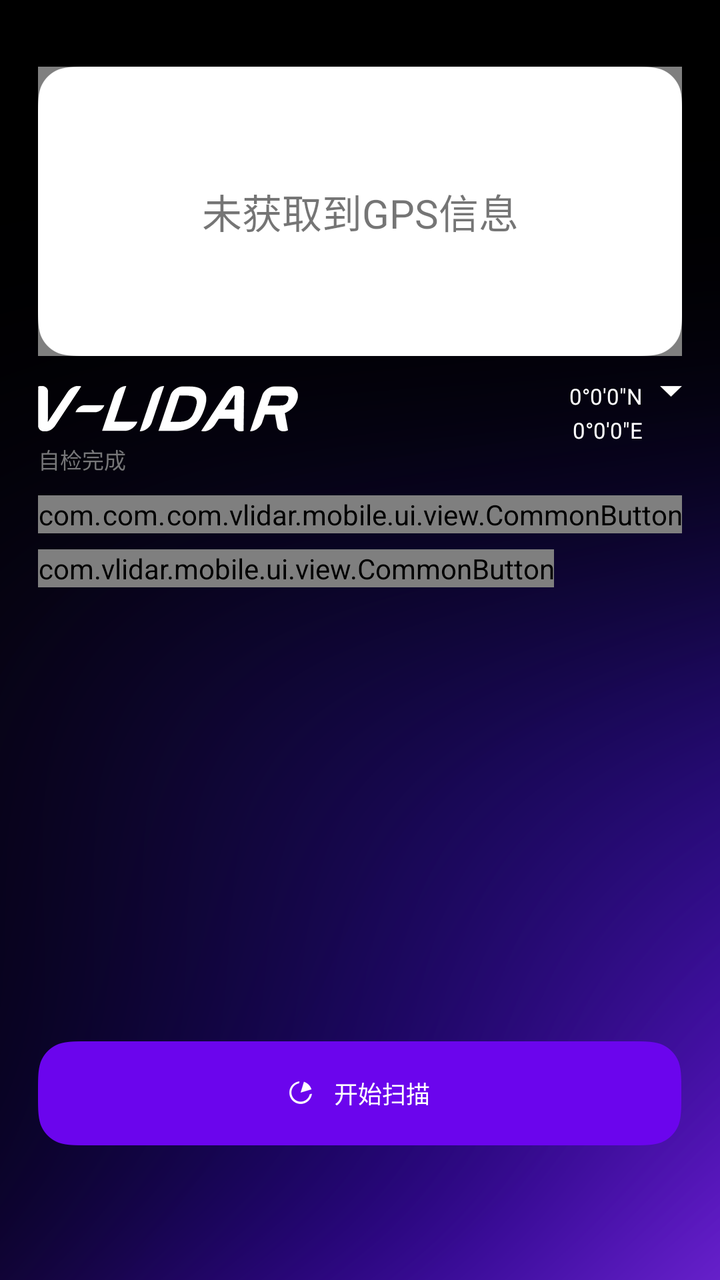
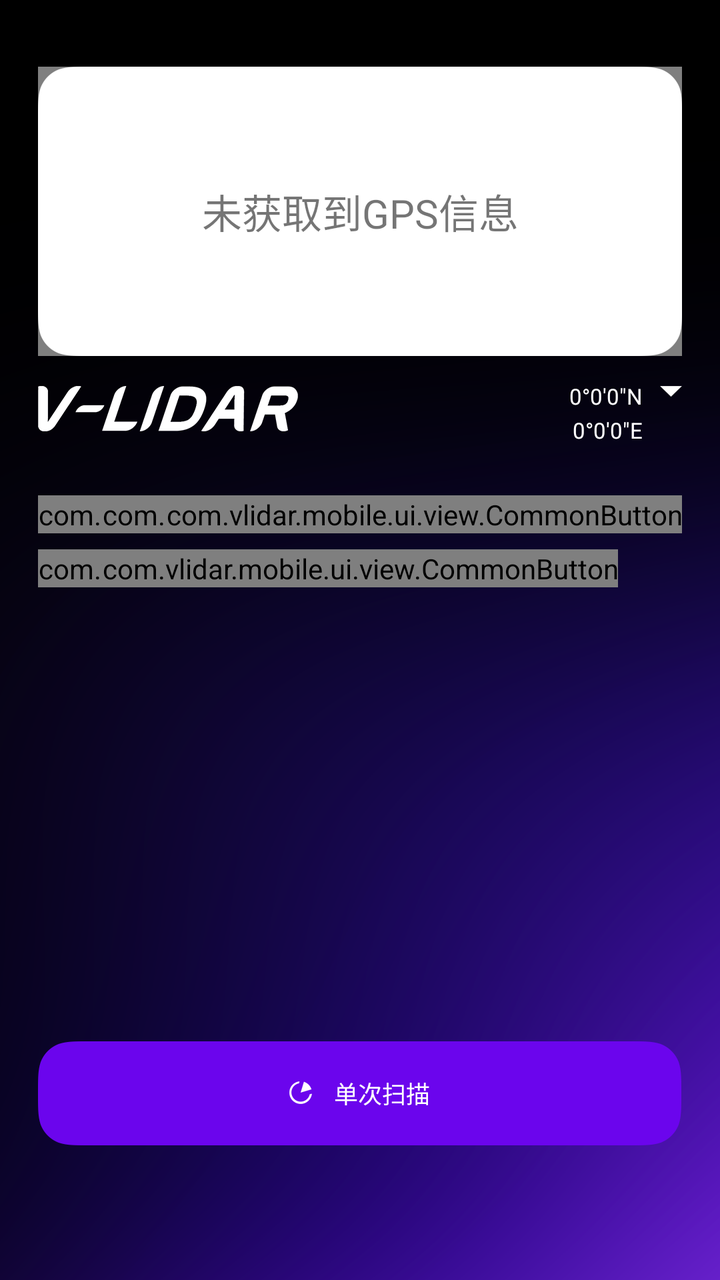

The first picture is an Android layout as it rendered before a commit; the second is the same layout after the commit. The layout source and the unified diff follow.
<!-- AndroidManifest.xml: application theme AppTheme -->
<!-- res/layout/activity_main.xml -->
<?xml version="1.0" encoding="utf-8"?>
<RelativeLayout xmlns:android="http://schemas.android.com/apk/res/android"
    xmlns:tools="http://schemas.android.com/tools"
    android:layout_width="match_parent"
    android:layout_height="match_parent"
    android:background="@drawable/background"
    tools:context=".ui.activity.MainActivity">

    <RelativeLayout
        android:id="@+id/rl_map_with_button"
        android:layout_width="match_parent"
        android:layout_height="match_parent"
        android:layout_above="@id/rl_time_scan">

        <com.amap.api.maps.TextureMapView
            android:id="@+id/map"
            android:layout_width="match_parent"
            android:layout_height="@dimen/map_height"
            android:layout_marginStart="@dimen/main_margin_horizontal"
            android:layout_marginTop="@dimen/map_margin_top"
            android:layout_marginEnd="@dimen/main_margin_horizontal"
            android:background="@drawable/map" />

        <TextView
            android:id="@+id/tv_no_gps"
            android:layout_width="match_parent"
            android:layout_height="@dimen/map_height"
            android:layout_marginStart="@dimen/main_margin_horizontal"
            android:layout_marginTop="@dimen/map_margin_top"
            android:layout_marginEnd="@dimen/main_margin_horizontal"
            android:background="@drawable/map"
            android:gravity="center"
            android:text="@string/no_gps"
            android:textSize="20sp" />

        <ImageView
            android:id="@+id/iv_logo"
            android:layout_width="wrap_content"
            android:layout_height="wrap_content"
            android:layout_below="@id/map"
            android:layout_marginStart="@dimen/main_margin_horizontal"
            android:layout_marginTop="@dimen/logo_margin_top"
            android:src="@drawable/logo_min" />

        <TextView
            android:id="@+id/tv_self_checking_status"
            android:layout_width="wrap_content"
            android:layout_height="wrap_content"
            android:layout_below="@id/iv_logo"
            android:layout_marginStart="@dimen/main_margin_horizontal"
            android:layout_marginTop="@dimen/check_status_margin_top"
            android:src="@drawable/logo_min"
            android:text="自检完成"
            android:textColor="@color/colorGrey"
            android:textSize="@dimen/check_status_text_size" />

        <RelativeLayout
            android:id="@+id/rl_show_hide_map"
            android:layout_width="wrap_content"
            android:layout_height="wrap_content"
            android:layout_below="@id/map">

            <ImageButton
                android:id="@+id/ib_up_down"
                android:layout_width="wrap_content"
                android:layout_height="wrap_content"
                android:layout_alignParentEnd="true"
                android:layout_marginTop="@dimen/logo_margin_top"
                android:layout_marginEnd="@dimen/main_margin_horizontal"
                android:background="@android:color/transparent"
                android:src="@drawable/down" />

            <TextView
                android:id="@+id/tv_latitude"
                android:layout_width="wrap_content"
                android:layout_height="wrap_content"
                android:layout_marginTop="@dimen/latitude_margin_top"
                android:layout_marginEnd="@dimen/latitude_longitude_margin_end"
                android:layout_toStartOf="@id/ib_up_down"
                android:src="@drawable/logo_min"
                android:text="0°0'0&quot;N"
                android:textColor="@color/colorWhite"
                android:textSize="@dimen/latitude_longitude_text_size" />

            <TextView
                android:id="@+id/tv_longitude"
                android:layout_width="wrap_content"
                android:layout_height="wrap_content"
                android:layout_below="@id/tv_latitude"
                android:layout_marginTop="@dimen/longitude_margin_top"
                android:layout_marginEnd="@dimen/latitude_longitude_margin_end"
                android:layout_toStartOf="@id/ib_up_down"
                android:src="@drawable/logo_min"
                android:text="0°0'0&quot;E"
                android:textColor="@color/colorWhite"
                android:textSize="@dimen/latitude_longitude_text_size" />
        </RelativeLayout>


        <RelativeLayout
            android:id="@+id/rl_common_button"
            android:layout_width="match_parent"
            android:layout_height="wrap_content"
            android:layout_below="@id/iv_logo"
            android:layout_marginStart="@dimen/main_margin_horizontal"
            android:layout_marginTop="@dimen/button_margin_top"
            android:layout_marginEnd="@dimen/main_margin_horizontal">

            <com.vlidar.mobile.ui.view.CommonButton
                android:id="@+id/cb_power"
                android:layout_width="wrap_content"
                android:layout_height="wrap_content"
                android:background="@drawable/common_button_selector" />

            <com.vlidar.mobile.ui.view.CommonButton
                android:id="@+id/cb_radar"
                android:layout_width="wrap_content"
                android:layout_height="wrap_content"
                android:layout_centerHorizontal="true"
                android:background="@drawable/common_button_selector" />

            <com.vlidar.mobile.ui.view.CommonButton
                android:id="@+id/cb_bt"
                android:layout_width="wrap_content"
                android:layout_height="wrap_content"
                android:layout_alignParentEnd="true"
                android:background="@drawable/common_button_selector"
                tools:ignore="RelativeOverlap" />

        </RelativeLayout>

        <com.vlidar.mobile.ui.view.CommonButton
            android:id="@+id/cb_imu"
            android:layout_width="wrap_content"
            android:layout_height="wrap_content"
            android:layout_below="@id/rl_common_button"
            android:layout_marginStart="@dimen/main_margin_horizontal"
            android:layout_marginTop="@dimen/common_button_margin_top"
            android:background="@drawable/common_button_selector" />

    </RelativeLayout>


    <RelativeLayout
        android:id="@+id/rl_time_scan"
        android:layout_width="wrap_content"
        android:layout_height="wrap_content"
        android:layout_alignParentBottom="true"
        android:layout_centerHorizontal="true"
        android:layout_marginBottom="@dimen/button_margin_bottom"
        android:background="@drawable/bottom_button_selector">

        <LinearLayout
            android:layout_width="wrap_content"
            android:layout_height="wrap_content"
            android:layout_centerInParent="true"
            android:orientation="horizontal">

            <ImageView
                android:layout_width="wrap_content"
                android:layout_height="wrap_content"
                android:layout_gravity="center_vertical"
                android:clickable="false"
                android:src="@drawable/scan_icon_min" />

            <TextView
                android:id="@+id/tv_time_scan"
                android:layout_width="wrap_content"
                android:layout_height="wrap_content"
                android:layout_marginStart="@dimen/bottom_button_margin_icon"
                android:clickable="false"
                android:text="@string/start_scan"
                android:textColor="@color/colorWhite"
                android:textSize="@dimen/bottom_button_text_size" />
        </LinearLayout>


    </RelativeLayout>

</RelativeLayout>
<!-- resources referenced by this layout -->
<resources>
  <color name="colorGrey">#767678</color>
  <color name="colorWhite">#FFFFFF</color>
  <dimen name="bottom_button_margin_icon">11dp</dimen>
  <dimen name="bottom_button_text_size">12sp</dimen>
  <dimen name="button_margin_bottom">67.3dp</dimen>
  <dimen name="button_margin_top">32dp</dimen>
  <dimen name="check_status_margin_top">5.7dp</dimen>
  <dimen name="check_status_text_size">11sp</dimen>
  <dimen name="common_button_margin_top">8dp</dimen>
  <dimen name="latitude_longitude_margin_end">8.7dp</dimen>
  <dimen name="latitude_longitude_text_size">11sp</dimen>
  <dimen name="latitude_margin_top">12.5dp</dimen>
  <dimen name="logo_margin_top">15dp</dimen>
  <dimen name="longitude_margin_top">2.3dp</dimen>
  <dimen name="main_margin_horizontal">19dp</dimen>
  <dimen name="map_height">144.7dp</dimen>
  <dimen name="map_margin_top">33.3dp</dimen>
  <!-- drawable background: png bitmap (drawable-hdpi, 50799 bytes) -->
  <!-- drawable bottom_button_selector (drawable) -->
  <?xml version="1.0" encoding="utf-8"?>
  <selector xmlns:android="http://schemas.android.com/apk/res/android">
      <item android:drawable="@drawable/bottom_button_p" android:state_pressed="true" />
      <item android:drawable="@drawable/bottom_button_n" />
  
  </selector>
  <!-- drawable common_button_selector (drawable) -->
  <?xml version="1.0" encoding="utf-8"?>
  <selector xmlns:android="http://schemas.android.com/apk/res/android">
      <item android:drawable="@drawable/button_p" android:state_pressed="true" />
      <item android:drawable="@drawable/button_n" android:state_enabled="true" />
      <item android:drawable="@drawable/button_d" />
  
  </selector>
  <!-- drawable down: png bitmap (drawable-hdpi, 1034 bytes) -->
  <!-- drawable logo_min: png bitmap (drawable-hdpi, 3582 bytes) -->
  <!-- drawable map: png bitmap (drawable-hdpi, 2590 bytes) -->
  <!-- drawable scan_icon_min: png bitmap (drawable-hdpi, 1256 bytes) -->
  <string name="no_gps">未获取到GPS信息</string>
  <string name="start_scan">开始扫描</string>
  <style name="AppTheme" parent="Theme.AppCompat.Light.NoActionBar">
          
          <item name="colorPrimary">@color/colorPrimary</item>
          <item name="colorPrimaryDark">@color/colorPrimaryDark</item>
          <item name="colorAccent">@color/colorAccent</item>
      </style>
  <!-- drawable bottom_button_p: png bitmap (drawable-hdpi, 2105 bytes) -->
  <!-- drawable bottom_button_n: png bitmap (drawable-hdpi, 2074 bytes) -->
  <!-- drawable button_p: png bitmap (drawable-hdpi, 2094 bytes) -->
  <!-- drawable button_n: png bitmap (drawable-hdpi, 2093 bytes) -->
  <!-- drawable button_d: png bitmap (drawable-hdpi, 1968 bytes) -->
  <color name="colorPrimary">#6200EE</color>
  <color name="colorPrimaryDark">#3700B3</color>
  <color name="colorAccent">#03DAC5</color>
</resources>

<!-- the commit's change to res/layout/activity_main.xml (unified diff, before → after) -->
@@ -10,7 +10,7 @@
         android:id="@+id/rl_map_with_button"
         android:layout_width="match_parent"
         android:layout_height="match_parent"
-        android:layout_above="@id/rl_time_scan">
+        android:layout_above="@id/rl_scan_once">
 
         <com.amap.api.maps.TextureMapView
             android:id="@+id/map"
@@ -42,17 +42,7 @@
             android:layout_marginTop="@dimen/logo_margin_top"
             android:src="@drawable/logo_min" />
 
-        <TextView
-            android:id="@+id/tv_self_checking_status"
-            android:layout_width="wrap_content"
-            android:layout_height="wrap_content"
-            android:layout_below="@id/iv_logo"
-            android:layout_marginStart="@dimen/main_margin_horizontal"
-            android:layout_marginTop="@dimen/check_status_margin_top"
-            android:src="@drawable/logo_min"
-            android:text="自检完成"
-            android:textColor="@color/colorGrey"
-            android:textSize="@dimen/check_status_text_size" />
+
 
         <RelativeLayout
             android:id="@+id/rl_show_hide_map"
@@ -96,7 +86,6 @@
                 android:textSize="@dimen/latitude_longitude_text_size" />
         </RelativeLayout>
 
-
         <RelativeLayout
             android:id="@+id/rl_common_button"
             android:layout_width="match_parent"
@@ -138,11 +127,19 @@
             android:layout_marginTop="@dimen/common_button_margin_top"
             android:background="@drawable/common_button_selector" />
 
+        <com.vlidar.mobile.ui.view.CommonButton
+            android:id="@+id/cb_timer_scan"
+            android:layout_width="wrap_content"
+            android:layout_height="wrap_content"
+            android:layout_below="@id/rl_common_button"
+            android:layout_centerHorizontal="true"
+            android:layout_marginTop="@dimen/common_button_margin_top"
+            android:background="@drawable/common_button_selector" />
+
     </RelativeLayout>
 
-
     <RelativeLayout
-        android:id="@+id/rl_time_scan"
+        android:id="@+id/rl_scan_once"
         android:layout_width="wrap_content"
         android:layout_height="wrap_content"
         android:layout_alignParentBottom="true"
@@ -164,17 +161,16 @@
                 android:src="@drawable/scan_icon_min" />
 
             <TextView
-                android:id="@+id/tv_time_scan"
+                android:id="@+id/tv_scan_once"
                 android:layout_width="wrap_content"
                 android:layout_height="wrap_content"
                 android:layout_marginStart="@dimen/bottom_button_margin_icon"
                 android:clickable="false"
-                android:text="@string/start_scan"
+                android:text="@string/scan_once"
                 android:textColor="@color/colorWhite"
                 android:textSize="@dimen/bottom_button_text_size" />
         </LinearLayout>
 
-
     </RelativeLayout>
 
 </RelativeLayout>
<!-- resource entries referenced after the edit -->
@@ -1,13 +1,10 @@
 <!-- resources referenced by this layout -->
 <resources>
-  <color name="colorGrey">#767678</color>
   <color name="colorWhite">#FFFFFF</color>
   <dimen name="bottom_button_margin_icon">11dp</dimen>
   <dimen name="bottom_button_text_size">12sp</dimen>
   <dimen name="button_margin_bottom">67.3dp</dimen>
   <dimen name="button_margin_top">32dp</dimen>
-  <dimen name="check_status_margin_top">5.7dp</dimen>
-  <dimen name="check_status_text_size">11sp</dimen>
   <dimen name="common_button_margin_top">8dp</dimen>
   <dimen name="latitude_longitude_margin_end">8.7dp</dimen>
   <dimen name="latitude_longitude_text_size">11sp</dimen>
@@ -38,7 +35,7 @@
   <!-- drawable map: png bitmap (drawable-hdpi, 2590 bytes) -->
   <!-- drawable scan_icon_min: png bitmap (drawable-hdpi, 1256 bytes) -->
   <string name="no_gps">未获取到GPS信息</string>
-  <string name="start_scan">开始扫描</string>
+  <string name="scan_once">单次扫描</string>
   <style name="AppTheme" parent="Theme.AppCompat.Light.NoActionBar">
           
           <item name="colorPrimary">@color/colorPrimary</item>
